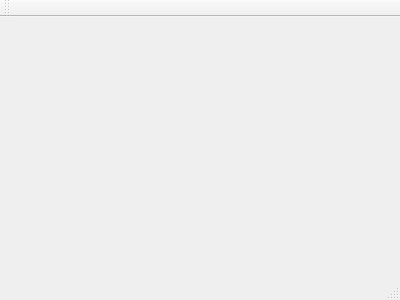
Above: mainwindow.ui from johiten/EnjoyChange before the change. Below: the same form after it.
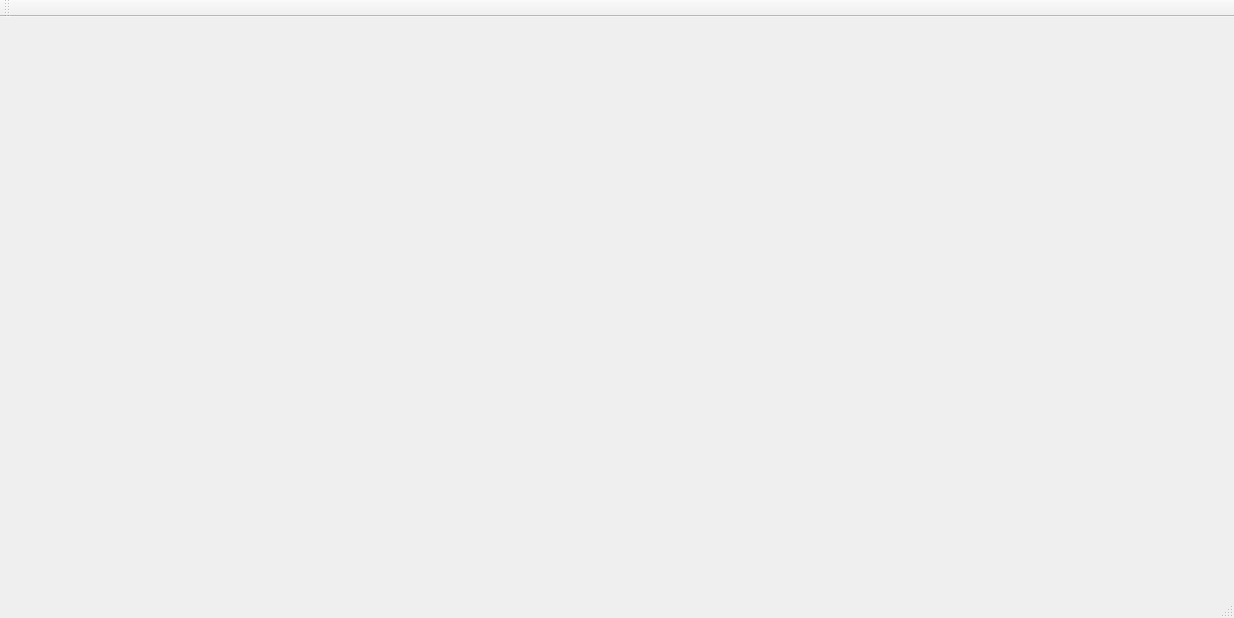
That is the form after the change.

The edit to the form file:
```diff
--- a/mainwindow.ui
+++ b/mainwindow.ui
@@ -6,8 +6,8 @@
    <rect>
     <x>0</x>
     <y>0</y>
-    <width>400</width>
-    <height>300</height>
+    <width>1234</width>
+    <height>618</height>
    </rect>
   </property>
   <property name="windowTitle">
@@ -17,13 +17,13 @@
    <widget class="QWidget" name="verticalLayoutWidget">
     <property name="geometry">
      <rect>
-      <x>110</x>
-      <y>60</y>
-      <width>160</width>
-      <height>80</height>
+      <x>-1</x>
+      <y>-1</y>
+      <width>1231</width>
+      <height>561</height>
      </rect>
     </property>
-    <layout class="QVBoxLayout" name="verticalLayout"/>
+    <layout class="QGridLayout" name="gridLayout"/>
    </widget>
   </widget>
   <widget class="QMenuBar" name="menuBar">
```
Left out of the diff: 4 changed lines with no effect on the pictures.
